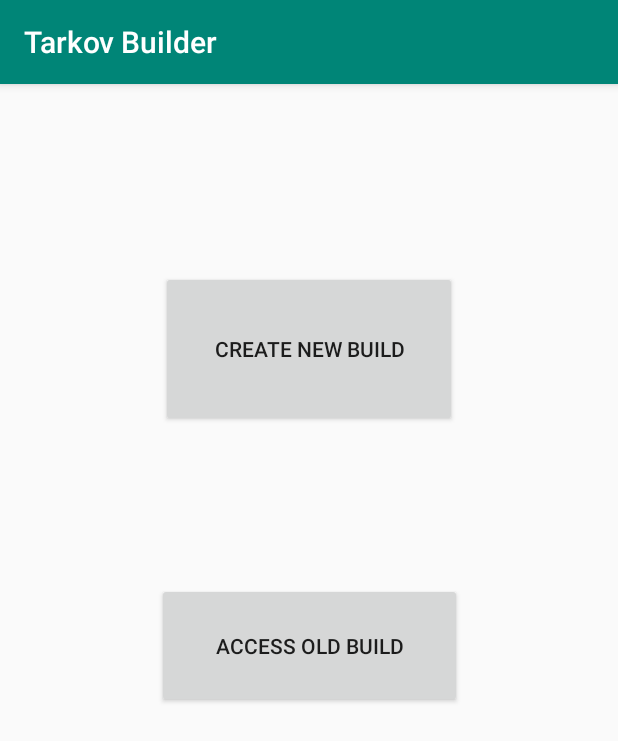
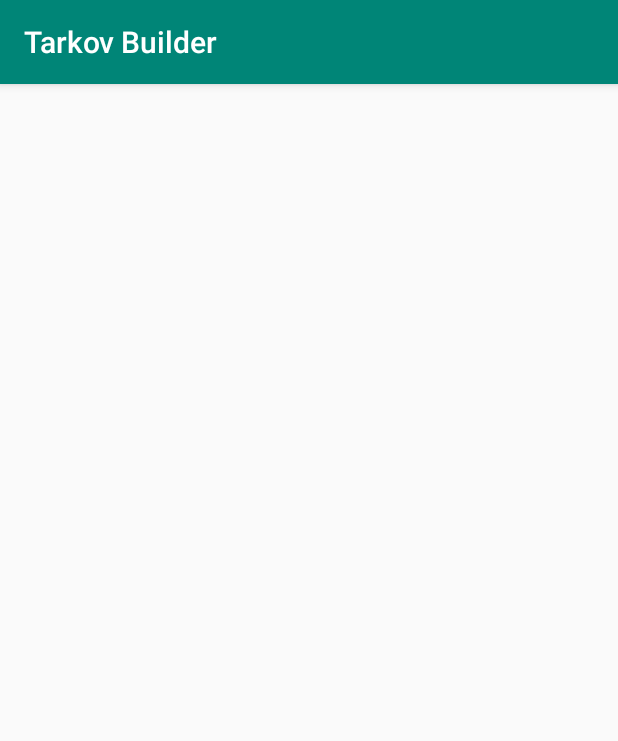
Before and after one commit to RoastedThirdofaMango/CS125-Tarkov-Builder, an Android app: the screen it shows after launch (MainActivity before the commit, oldBuildActivity after it), after a tap on "ACCESS OLD BUILD", on a phone screen of 412 x 824 dp. Shown: the top 741 px of the screen. Run offline under Robolectric (Android 15) with nearby library versions, the phone set to English and light mode, and no system bars.

Commit message:
Dirt simple probably non-functional layout established for old build activity

```diff
--- a/app/src/main/java/com/example/tarkovbuilder/oldBuildActivity.java
+++ b/app/src/main/java/com/example/tarkovbuilder/oldBuildActivity.java
@@ -1,4 +1,17 @@
 package com.example.tarkovbuilder;
 
-public class oldBuildActivity {
+import android.os.Bundle;
+import android.widget.AdapterView;
+
+import androidx.appcompat.app.AppCompatActivity;
+
+public class oldBuildActivity extends AppCompatActivity {
+    protected void onCreate(final Bundle savedInstanceState) {
+        super.onCreate(savedInstanceState);
+        setContentView(R.layout.activity_old_build);
+        setUpUI();
+    }
+    private void setUpUI() {
+
+    }
 }
--- a/app/src/main/java/com/example/tarkovbuilder/parts/Mod.java
+++ b/app/src/main/java/com/example/tarkovbuilder/parts/Mod.java
@@ -85,7 +85,7 @@ public class Mod {
             sizeChange = new int[] {0, 0, 0, 0};
         }
     }
-    public static List<Mod> getCompatable(List<String> tags) {
+    public static List<Mod> getCompatible(List<String> tags) {
         List<Mod> toReturn = new ArrayList<>();
         for (String tag : tags) {
             toReturn.addAll(tagMap.get(tag));
--- /dev/null
+++ b/app/src/main/res/layout/activity_old_build.xml
@@ -0,0 +1,6 @@
+<?xml version="1.0" encoding="utf-8"?>
+<LinearLayout xmlns:android="http://schemas.android.com/apk/res/android"
+    android:orientation="vertical" android:layout_width="match_parent"
+    android:layout_height="match_parent">
+
+</LinearLayout>
```
